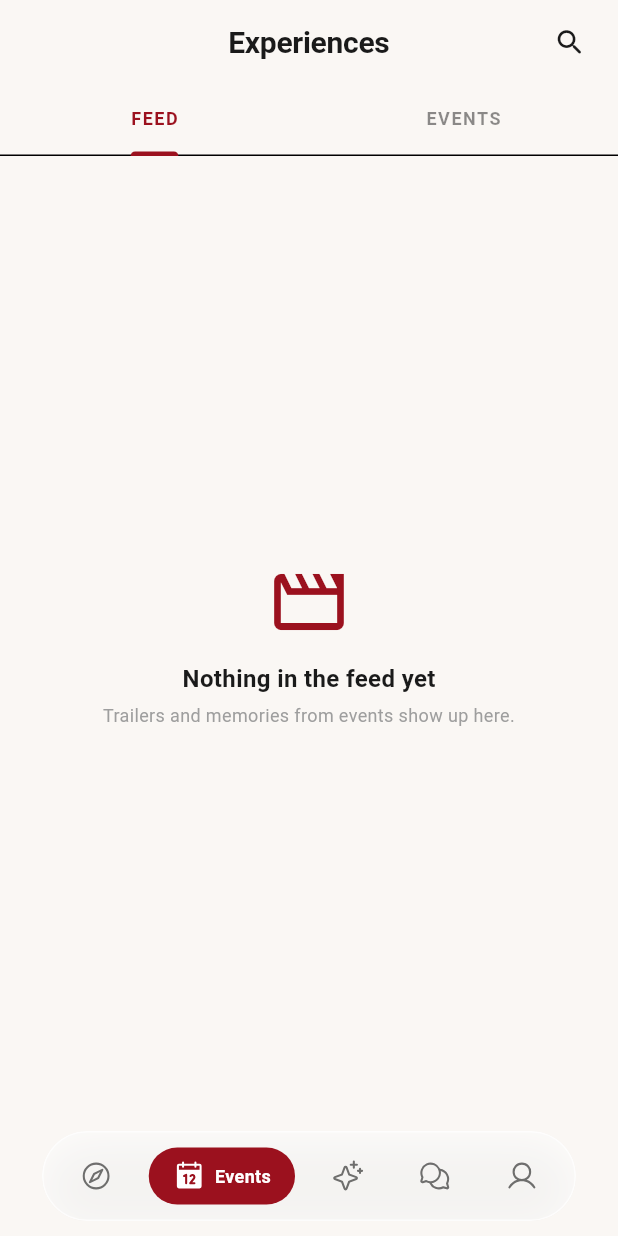
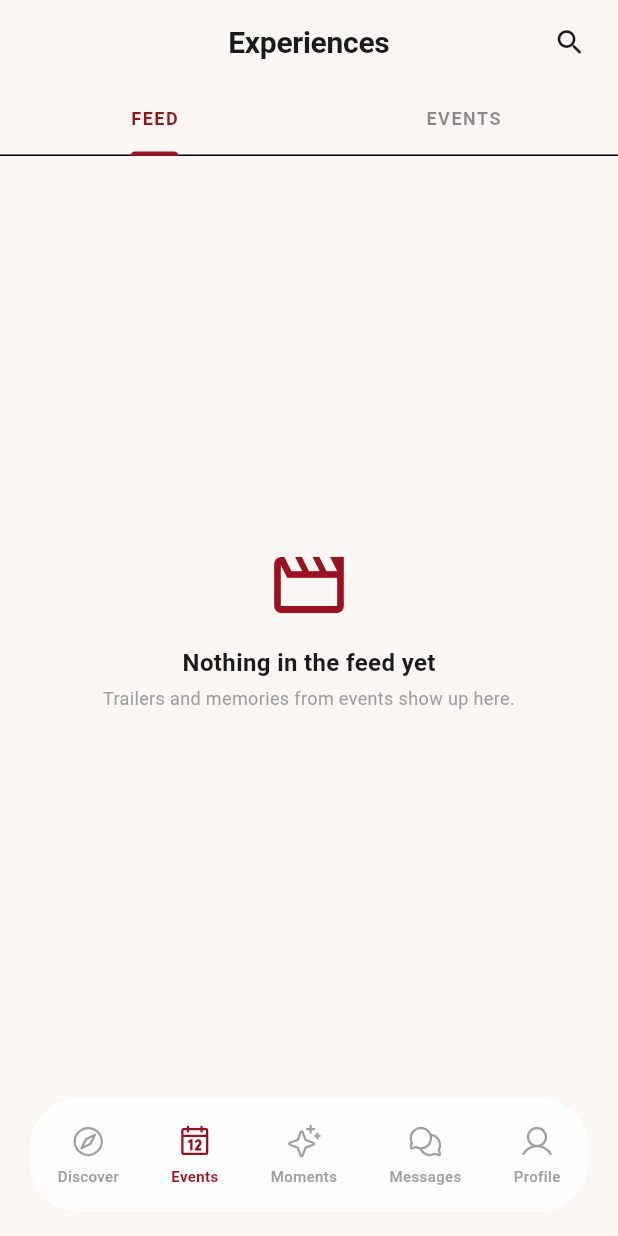
Before and after one commit to Kwendo-sean/kanairoXOMocks, a Flutter app: the MainAppScreen screen opened by its route, swiped to page 2, on a phone screen of 412 x 824 dp. Run offline on Flutter 3.47's test engine with Material 3 defaults, Android fonts, the phone set to English and light mode, and no system bars; our stand-ins replace app_links, barcode_widget, cached_network_image, camera, dio, firebase_core and 14 more; missing offline and left inert: gal, home_widget; accounts and stored records are empty; network calls fail; Roboto replaces fonts that are missing (DMSans).

Commit message:
Restore original 5-tab nav with horizontal swipe
Reverts the icon-only pill nav and brings back the previous design (all five
tabs visible with labels at once). Adds a horizontal-drag detector on the nav
itself so users can swipe left/right across the bar to move between tabs —
in addition to tapping.

Co-Authored-By: Claude Opus 4.7 <noreply@anthropic.com>

```diff
--- a/lib/widgets/bottom_nav_bar.dart
+++ b/lib/widgets/bottom_nav_bar.dart
@@ -1,9 +1,9 @@
 import 'dart:ui';
 import 'package:flutter/material.dart';
 import 'package:phosphor_flutter/phosphor_flutter.dart';
+import '../core/theme/app_colors.dart';
+import '../core/theme/app_typography.dart';
 
-/// iOS 26-style liquid-glass tab bar. Floating pill, icon-only with an inflated
-/// pill highlight around the active tab.
 class BottomNavBar extends StatelessWidget {
   final int currentIndex;
   final ValueChanged<int> onTap;
@@ -16,63 +16,70 @@ class BottomNavBar extends StatelessWidget {
     this.onSettingsLongPress,
   });
 
-  static const _accent = Color(0xFF9B111E);
-
   @override
   Widget build(BuildContext context) {
-    final isDark = Theme.of(context).brightness == Brightness.dark;
-    final inactive = isDark ? Colors.white.withOpacity(0.55) : Colors.black.withOpacity(0.55);
-    final glass = isDark
-      ? Colors.white.withOpacity(0.06)
-      : Colors.white.withOpacity(0.55);
-    final border = isDark
-      ? Colors.white.withOpacity(0.08)
-      : Colors.white.withOpacity(0.7);
+    final bool isDark = Theme.of(context).brightness == Brightness.dark;
 
-    final items = <_NavItemData>[
-      _NavItemData(PhosphorIcons.compass(PhosphorIconsStyle.regular),
-                   PhosphorIcons.compass(PhosphorIconsStyle.fill), 'Discover'),
-      _NavItemData(PhosphorIcons.calendar(PhosphorIconsStyle.regular),
-                   PhosphorIcons.calendar(PhosphorIconsStyle.fill), 'Events'),
-      _NavItemData(PhosphorIcons.sparkle(PhosphorIconsStyle.regular),
-                   PhosphorIcons.sparkle(PhosphorIconsStyle.fill), 'Moments'),
-      _NavItemData(PhosphorIcons.chatsCircle(PhosphorIconsStyle.regular),
-                   PhosphorIcons.chatsCircle(PhosphorIconsStyle.fill), 'Messages'),
-      _NavItemData(PhosphorIcons.user(PhosphorIconsStyle.regular),
-                   PhosphorIcons.user(PhosphorIconsStyle.fill), 'Profile'),
-    ];
+    final Color activeColor = isDark
+        ? const Color(0xFFC0394B)
+        : AppColors.primary;
+    final Color inactiveColor = isDark
+        ? const Color(0xFF7A6E66)
+        : AppColors.textMuted;
+    final Color bgColor = isDark
+        ? const Color(0xFF1C1612)
+        : AppColors.surfaceGlass;
+    final Color borderColor = isDark
+        ? const Color(0xFF2E2820)
+        : Colors.white.withOpacity(0.5);
 
     return SafeArea(
       bottom: true,
-      child: Padding(
-        padding: const EdgeInsets.fromLTRB(28, 0, 28, 10),
+      child: Container(
+        margin: const EdgeInsets.fromLTRB(20, 0, 20, 16),
         child: ClipRRect(
-          borderRadius: BorderRadius.circular(999),
+          borderRadius: const BorderRadius.all(Radius.circular(32)),
           child: BackdropFilter(
-            filter: ImageFilter.blur(sigmaX: 30, sigmaY: 30),
+            filter: ImageFilter.blur(sigmaX: 20, sigmaY: 20),
+            child: GestureDetector(
+              // Swipe horizontally across the nav itself to switch tabs.
+              behavior: HitTestBehavior.translucent,
+              onHorizontalDragEnd: (details) {
+                final v = details.primaryVelocity ?? 0;
+                if (v.abs() < 100) return; // ignore tiny flicks
+                if (v < 0 && currentIndex < 4) {
+                  onTap(currentIndex + 1);          // swipe left → next tab
+                } else if (v > 0 && currentIndex > 0) {
+                  onTap(currentIndex - 1);          // swipe right → prev tab
+                }
+              },
               child: Container(
-              height: 60,
+                padding: const EdgeInsets.symmetric(vertical: 8),
                 decoration: BoxDecoration(
-                color: glass,
-                borderRadius: BorderRadius.circular(999),
-                border: Border.all(color: border, width: 1),
+                  color: bgColor,
+                  borderRadius: const BorderRadius.all(Radius.circular(32)),
+                  border: Border.all(
+                    color: borderColor,
+                    width: 1,
+                  ),
                   boxShadow: [
                     BoxShadow(
-                    color: Colors.black.withOpacity(isDark ? 0.4 : 0.08),
-                    blurRadius: 24, offset: const Offset(0, 8)),
+                      color: Colors.black.withOpacity(0.06),
+                      blurRadius: 20,
+                      offset: const Offset(0, -4),
+                    ),
                   ],
                 ),
                 child: Row(
-                mainAxisAlignment: MainAxisAlignment.spaceEvenly,
-                children: List.generate(items.length, (i) {
-                  return _NavItem(
-                    data: items[i],
-                    selected: i == currentIndex,
-                    accent: _accent,
-                    inactive: inactive,
-                    onTap: () => onTap(i),
-                    onLongPress: i == 4 ? onSettingsLongPress : null);
-                }),
+                  mainAxisAlignment: MainAxisAlignment.spaceAround,
+                  children: [
+                    _buildNavItem(context, 0, PhosphorIcons.compass(PhosphorIconsStyle.regular), 'Discover', activeColor, inactiveColor),
+                    _buildNavItem(context, 1, PhosphorIcons.calendar(PhosphorIconsStyle.regular), 'Events', activeColor, inactiveColor),
+                    _buildNavItem(context, 2, PhosphorIcons.sparkle(PhosphorIconsStyle.regular), 'Moments', activeColor, inactiveColor),
+                    _buildNavItem(context, 3, PhosphorIcons.chatsCircle(PhosphorIconsStyle.regular), 'Messages', activeColor, inactiveColor),
+                    _buildNavItem(context, 4, PhosphorIcons.user(PhosphorIconsStyle.regular), 'Profile', activeColor, inactiveColor),
+                  ],
+                ),
               ),
             ),
           ),
@@ -80,59 +87,35 @@ class BottomNavBar extends StatelessWidget {
       ),
     );
   }
-}
 
-class _NavItemData {
-  final IconData regular;
-  final IconData fill;
-  final String label;
-  _NavItemData(this.regular, this.fill, this.label);
-}
-
-class _NavItem extends StatelessWidget {
-  final _NavItemData data;
-  final bool selected;
-  final Color accent;
-  final Color inactive;
-  final VoidCallback onTap;
-  final VoidCallback? onLongPress;
-
-  const _NavItem({
-    required this.data,
-    required this.selected,
-    required this.accent,
-    required this.inactive,
-    required this.onTap,
-    this.onLongPress,
-  });
-
-  @override
-  Widget build(BuildContext context) {
+  Widget _buildNavItem(BuildContext context, int index, IconData icon, String label, Color activeColor, Color inactiveColor) {
+    final isActive = index == currentIndex;
     return GestureDetector(
       behavior: HitTestBehavior.opaque,
-      onTap: onTap,
-      onLongPress: onLongPress,
+      onTap: () => onTap(index),
+      onLongPress: index == 4 ? onSettingsLongPress : null,
       child: AnimatedContainer(
-        duration: const Duration(milliseconds: 220),
-        curve: Curves.easeOut,
-        padding: EdgeInsets.symmetric(horizontal: selected ? 16 : 12, vertical: 8),
-        decoration: BoxDecoration(
-          color: selected ? accent : Colors.transparent,
-          borderRadius: BorderRadius.circular(999),
+        duration: const Duration(milliseconds: 300),
+        padding: const EdgeInsets.symmetric(horizontal: 12, vertical: 8),
+        child: Column(
+          mainAxisSize: MainAxisSize.min,
+          children: [
+            PhosphorIcon(
+              icon,
+              size: 24,
+              color: isActive ? activeColor : inactiveColor,
             ),
-        child: Row(mainAxisSize: MainAxisSize.min, children: [
-          PhosphorIcon(
-            selected ? data.fill : data.regular,
-            size: 22,
-            color: selected ? Colors.white : inactive),
-          if (selected) ...[
-            const SizedBox(width: 6),
-            Text(data.label,
-              style: const TextStyle(
-                color: Colors.white,
-                fontSize: 12, fontWeight: FontWeight.w700)),
+            const SizedBox(height: 4),
+            Text(
+              label,
+              style: AppTypography.caption.copyWith(
+                color: isActive ? activeColor : inactiveColor,
+                fontWeight: isActive ? FontWeight.w600 : FontWeight.w500,
+                fontSize: 10,
+              ),
+            ),
           ],
-        ]),
+        ),
       ),
     );
   }
```
Lines whose indentation alone changed are shown as unchanged.
